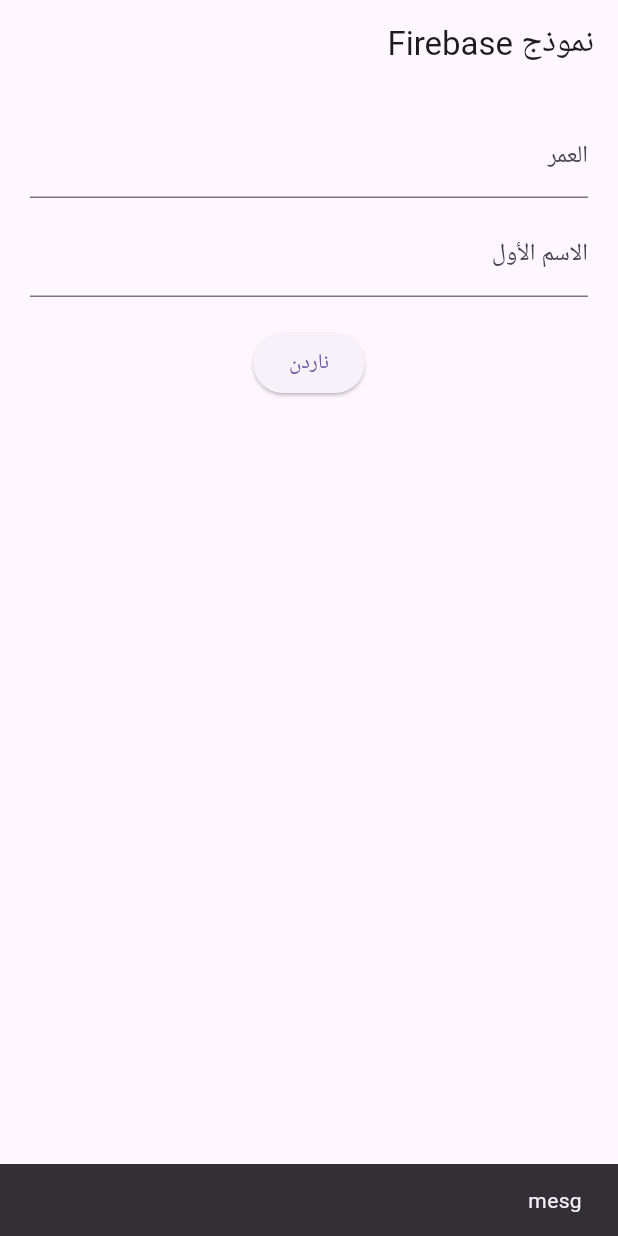
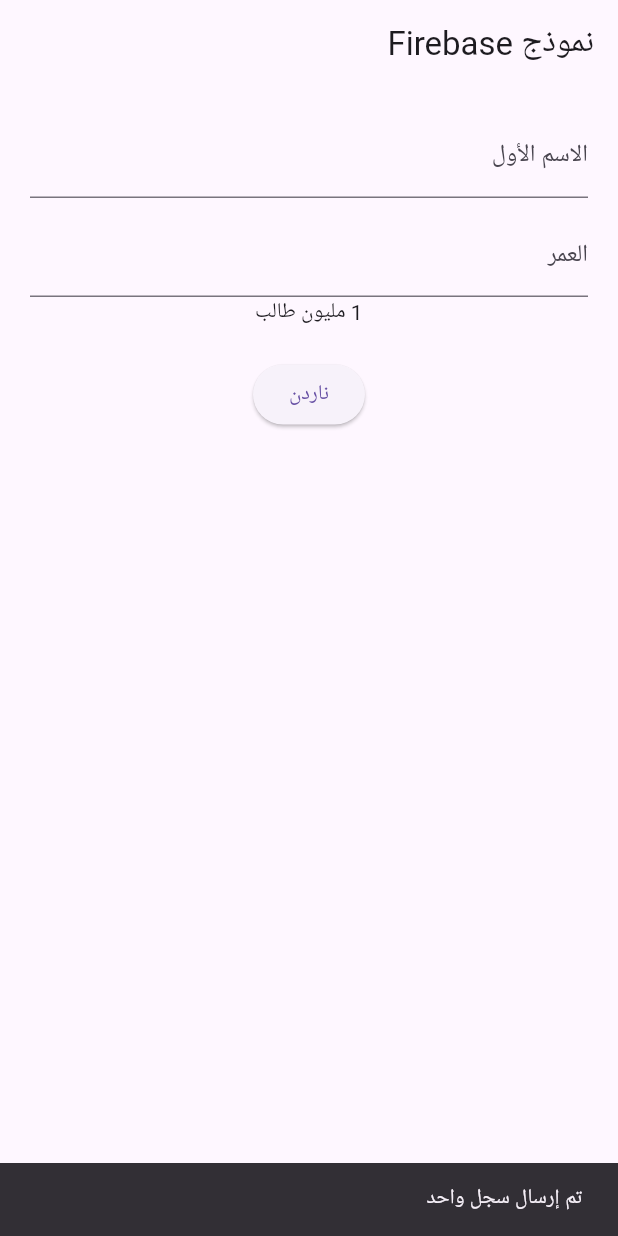
Before and after one commit to chraakhan/internshipprac, a Flutter app: the screen it shows after launch, after a tap on "ناردن", on a phone screen of 412 x 824 dp. Run offline on Flutter 3.47's test engine with Material 3 defaults, Android fonts, the phone set to English and light mode, and no system bars; our stand-ins replace cloud_firestore, easy_localization, firebase_core; accounts and stored records are empty.

Commit message:
practicing plural in localization

```diff
--- a/assets/translations/ar.json
+++ b/assets/translations/ar.json
@@ -3,6 +3,22 @@
         "title": "نموذج Firebase",
         "firstname": "الاسم الأول",
         "age": "العمر",
-        "mesg": "تم إرسال البيانات إلى Firebase"
+       "mesg": {
+  "zero":  "لم يتم إرسال أي سجل",
+  "one":   "تم إرسال سجل واحد",
+  "two":   "تم إرسال سجلين",
+  "few":   "تم إرسال {} سجلات",
+  "many":  "تم إرسال {} سجلاً",
+  "other": "تم إرسال {} سجل"
+},
+
+"students": {
+  "zero":  "لا طلاب",
+  "one":   "{} طالب",
+  "two":   "{} طالبان",
+  "few":   "{} طلاب",
+  "many":  "{} طالباً",
+  "other": "{} طالب"
+}
 
 }
--- a/assets/translations/en.json
+++ b/assets/translations/en.json
@@ -3,5 +3,8 @@
     "title": "Firebase Form",
     "firstname": "First Name",
     "age": "Age",
-    "mesg": "Data sent to Firebase"
+   "mesg": {
+  "one":   "{} record submitted",
+  "other": "{} records submitted"
 }
+}
--- a/lib/main.dart
+++ b/lib/main.dart
@@ -45,6 +45,8 @@
 class _HomePageState extends State<HomePage> {
   final nameController = TextEditingController();
   final ageController = TextEditingController();
+  int _submitCount = 0;
+  int _studentCount = 0;
 
   Future<void> sendData() async {
     await FirebaseFirestore.instance.collection('students').add({
@@ -55,10 +57,14 @@
 
     nameController.clear();
     ageController.clear();
+    setState(() {
+      _submitCount++;
+      _studentCount++;
+    });
 
     ScaffoldMessenger.of(
       context,
-    ).showSnackBar(SnackBar(content: Text("mesg ".tr())));
+    ).showSnackBar(SnackBar(content: Text("mesg".plural(_submitCount))));
   }
 
   @override
@@ -71,14 +77,20 @@
           children: [
             TextField(
               controller: nameController,
-              decoration: InputDecoration(labelText: "age".tr()),
+              decoration: InputDecoration(labelText: "firstname".tr()),
             ),
             const SizedBox(height: 10),
             TextField(
               controller: ageController,
               keyboardType: TextInputType.number,
-              decoration: InputDecoration(labelText: "firstname".tr()),
+              decoration: InputDecoration(labelText: "age".tr()),
             ),
+            Text(
+              "students".plural(
+                1000645,
+                format: NumberFormat.compact(locale: 'ar'),
+              ),
+            ), //added thisss
             const SizedBox(height: 20),
             ElevatedButton(onPressed: sendData, child: Text("submit").tr()),
           ],
```
